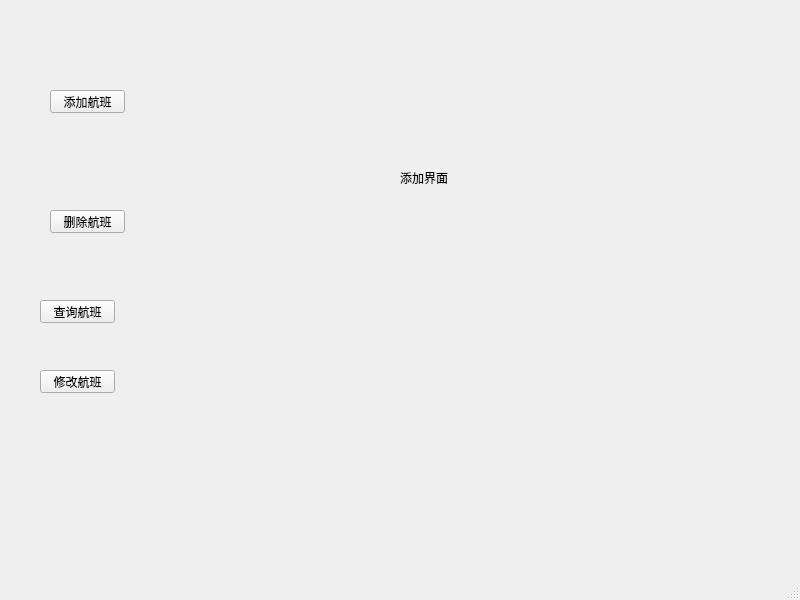
KamChiHei/330, file untitled3/admin_form.ui: the form before one commit.
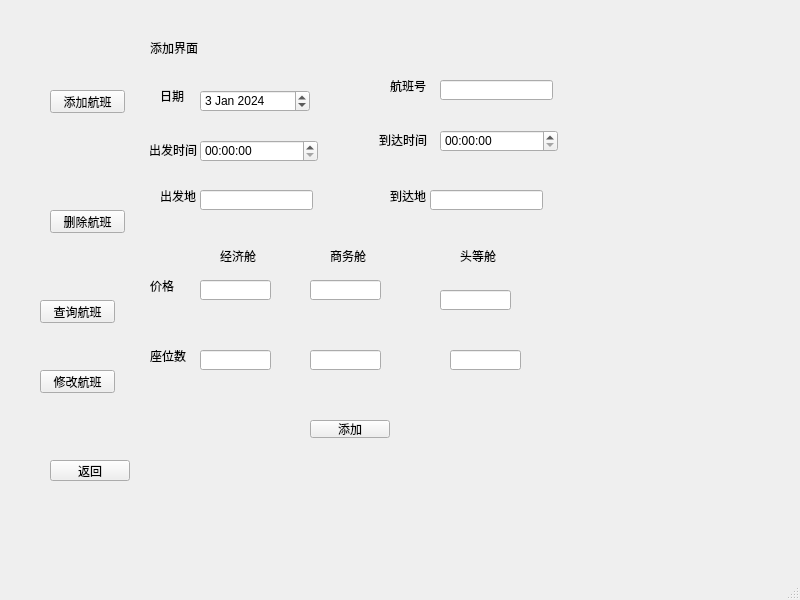
The form after the commit.

What changed in the file:
```diff
--- a/untitled3/admin_form.ui
+++ b/untitled3/admin_form.ui
@@ -17,8 +17,8 @@
    <widget class="QStackedWidget" name="stackedWidget">
     <property name="geometry">
      <rect>
-      <x>170</x>
-      <y>50</y>
+      <x>140</x>
+      <y>30</y>
       <width>561</width>
       <height>451</height>
      </rect>
@@ -30,8 +30,8 @@
      <widget class="QLabel" name="label">
       <property name="geometry">
        <rect>
-        <x>230</x>
-        <y>120</y>
+        <x>10</x>
+        <y>10</y>
         <width>53</width>
         <height>15</height>
        </rect>
@@ -40,6 +40,292 @@
        <string>添加界面</string>
       </property>
      </widget>
+     <widget class="QPushButton" name="pushButton_5">
+      <property name="geometry">
+       <rect>
+        <x>170</x>
+        <y>390</y>
+        <width>80</width>
+        <height>18</height>
+       </rect>
+      </property>
+      <property name="text">
+       <string>添加</string>
+      </property>
+     </widget>
+     <widget class="QLabel" name="label_5">
+      <property name="geometry">
+       <rect>
+        <x>20</x>
+        <y>60</y>
+        <width>40</width>
+        <height>12</height>
+       </rect>
+      </property>
+      <property name="text">
+       <string>日期</string>
+      </property>
+     </widget>
+     <widget class="QLabel" name="label_6">
+      <property name="geometry">
+       <rect>
+        <x>9</x>
+        <y>110</y>
+        <width>51</width>
+        <height>20</height>
+       </rect>
+      </property>
+      <property name="text">
+       <string>出发时间</string>
+      </property>
+     </widget>
+     <widget class="QLabel" name="label_7">
+      <property name="geometry">
+       <rect>
+        <x>20</x>
+        <y>160</y>
+        <width>40</width>
+        <height>12</height>
+       </rect>
+      </property>
+      <property name="text">
+       <string>出发地</string>
+      </property>
+     </widget>
+     <widget class="QLabel" name="label_8">
+      <property name="geometry">
+       <rect>
+        <x>250</x>
+        <y>50</y>
+        <width>40</width>
+        <height>12</height>
+       </rect>
+      </property>
+      <property name="text">
+       <string>航班号</string>
+      </property>
+     </widget>
+     <widget class="QLabel" name="label_9">
+      <property name="geometry">
+       <rect>
+        <x>239</x>
+        <y>100</y>
+        <width>51</width>
+        <height>20</height>
+       </rect>
+      </property>
+      <property name="text">
+       <string>到达时间</string>
+      </property>
+     </widget>
+     <widget class="QLabel" name="label_10">
+      <property name="geometry">
+       <rect>
+        <x>250</x>
+        <y>160</y>
+        <width>40</width>
+        <height>12</height>
+       </rect>
+      </property>
+      <property name="text">
+       <string>到达地</string>
+      </property>
+     </widget>
+     <widget class="QDateEdit" name="dateEdit_date">
+      <property name="geometry">
+       <rect>
+        <x>60</x>
+        <y>60</y>
+        <width>110</width>
+        <height>22</height>
+       </rect>
+      </property>
+      <property name="dateTime">
+       <datetime>
+        <hour>8</hour>
+        <minute>0</minute>
+        <second>0</second>
+        <year>2024</year>
+        <month>1</month>
+        <day>3</day>
+       </datetime>
+      </property>
+     </widget>
+     <widget class="QLineEdit" name="lineEdit_flightId">
+      <property name="geometry">
+       <rect>
+        <x>300</x>
+        <y>50</y>
+        <width>113</width>
+        <height>20</height>
+       </rect>
+      </property>
+     </widget>
+     <widget class="QTimeEdit" name="timeEdit_departureTime">
+      <property name="geometry">
+       <rect>
+        <x>60</x>
+        <y>110</y>
+        <width>118</width>
+        <height>22</height>
+       </rect>
+      </property>
+     </widget>
+     <widget class="QLineEdit" name="lineEdit_departurePlace">
+      <property name="geometry">
+       <rect>
+        <x>60</x>
+        <y>160</y>
+        <width>113</width>
+        <height>20</height>
+       </rect>
+      </property>
+     </widget>
+     <widget class="QLineEdit" name="lineEdit_arrivalPlace">
+      <property name="geometry">
+       <rect>
+        <x>290</x>
+        <y>160</y>
+        <width>113</width>
+        <height>20</height>
+       </rect>
+      </property>
+     </widget>
+     <widget class="QTimeEdit" name="timeEdit_arrivalTime">
+      <property name="geometry">
+       <rect>
+        <x>300</x>
+        <y>100</y>
+        <width>118</width>
+        <height>22</height>
+       </rect>
+      </property>
+     </widget>
+     <widget class="QLabel" name="label_11">
+      <property name="geometry">
+       <rect>
+        <x>80</x>
+        <y>220</y>
+        <width>40</width>
+        <height>12</height>
+       </rect>
+      </property>
+      <property name="text">
+       <string>经济舱</string>
+      </property>
+     </widget>
+     <widget class="QLabel" name="label_12">
+      <property name="geometry">
+       <rect>
+        <x>190</x>
+        <y>220</y>
+        <width>40</width>
+        <height>12</height>
+       </rect>
+      </property>
+      <property name="text">
+       <string>商务舱</string>
+      </property>
+     </widget>
+     <widget class="QLabel" name="label_13">
+      <property name="geometry">
+       <rect>
+        <x>320</x>
+        <y>220</y>
+        <width>40</width>
+        <height>12</height>
+       </rect>
+      </property>
+      <property name="text">
+       <string>头等舱</string>
+      </property>
+     </widget>
+     <widget class="QLabel" name="label_14">
+      <property name="geometry">
+       <rect>
+        <x>10</x>
+        <y>250</y>
+        <width>40</width>
+        <height>12</height>
+       </rect>
+      </property>
+      <property name="text">
+       <string>价格</string>
+      </property>
+     </widget>
+     <widget class="QLabel" name="label_15">
+      <property name="geometry">
+       <rect>
+        <x>10</x>
+        <y>320</y>
+        <width>40</width>
+        <height>12</height>
+       </rect>
+      </property>
+      <property name="text">
+       <string>座位数</string>
+      </property>
+     </widget>
+     <widget class="QLineEdit" name="lineEdit_baseFare">
+      <property name="geometry">
+       <rect>
+        <x>60</x>
+        <y>250</y>
+        <width>71</width>
+        <height>20</height>
+       </rect>
+      </property>
+     </widget>
+     <widget class="QLineEdit" name="lineEdit_seatAmountOfLvl1">
+      <property name="geometry">
+       <rect>
+        <x>60</x>
+        <y>320</y>
+        <width>71</width>
+        <height>20</height>
+       </rect>
+      </property>
+     </widget>
+     <widget class="QLineEdit" name="lineEdit_seatAmountOfLvl3">
+      <property name="geometry">
+       <rect>
+        <x>310</x>
+        <y>320</y>
+        <width>71</width>
+        <height>20</height>
+       </rect>
+      </property>
+     </widget>
+     <widget class="QLineEdit" name="lineEdit_seatAmountOfLvl2">
+      <property name="geometry">
+       <rect>
+        <x>170</x>
+        <y>320</y>
+        <width>71</width>
+        <height>20</height>
+       </rect>
+      </property>
+     </widget>
+     <widget class="QLineEdit" name="lineEdit_5">
+      <property name="geometry">
+       <rect>
+        <x>170</x>
+        <y>250</y>
+        <width>71</width>
+        <height>20</height>
+       </rect>
+      </property>
+     </widget>
+     <widget class="QLineEdit" name="lineEdit_6">
+      <property name="geometry">
+       <rect>
+        <x>300</x>
+        <y>260</y>
+        <width>71</width>
+        <height>20</height>
+       </rect>
+      </property>
+     </widget>
     </widget>
     <widget class="QWidget" name="page_4">
      <widget class="QLabel" name="label_2">
@@ -139,6 +425,19 @@
      <string>修改航班</string>
     </property>
    </widget>
+   <widget class="QPushButton" name="pushButton_8">
+    <property name="geometry">
+     <rect>
+      <x>50</x>
+      <y>460</y>
+      <width>80</width>
+      <height>21</height>
+     </rect>
+    </property>
+    <property name="text">
+     <string>返回</string>
+    </property>
+   </widget>
   </widget>
   <widget class="QMenuBar" name="menubar">
    <property name="geometry">
```
Left out of the diff: 151 changed lines with no effect on the pictures.
